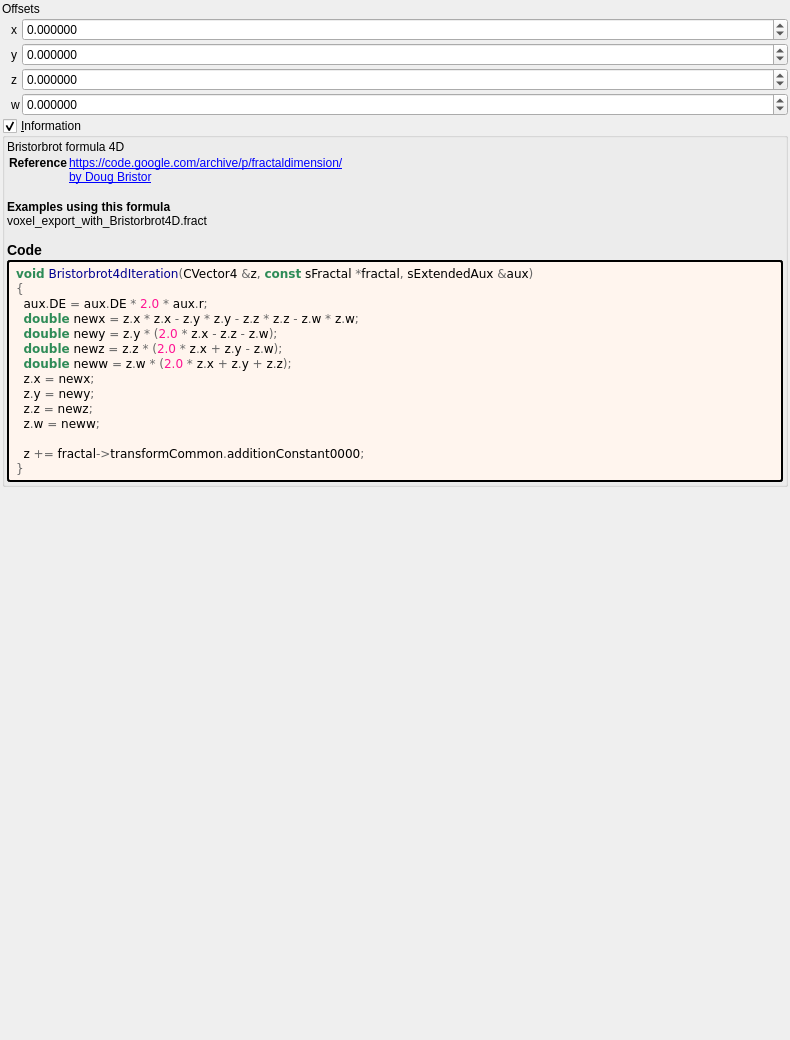
This is mandelbulber2/formula/ui/bristorbrot4d.ui in irinox-ctrl/mandelbulber2 as Qt 5 draws it before an edit. The edited form follows.
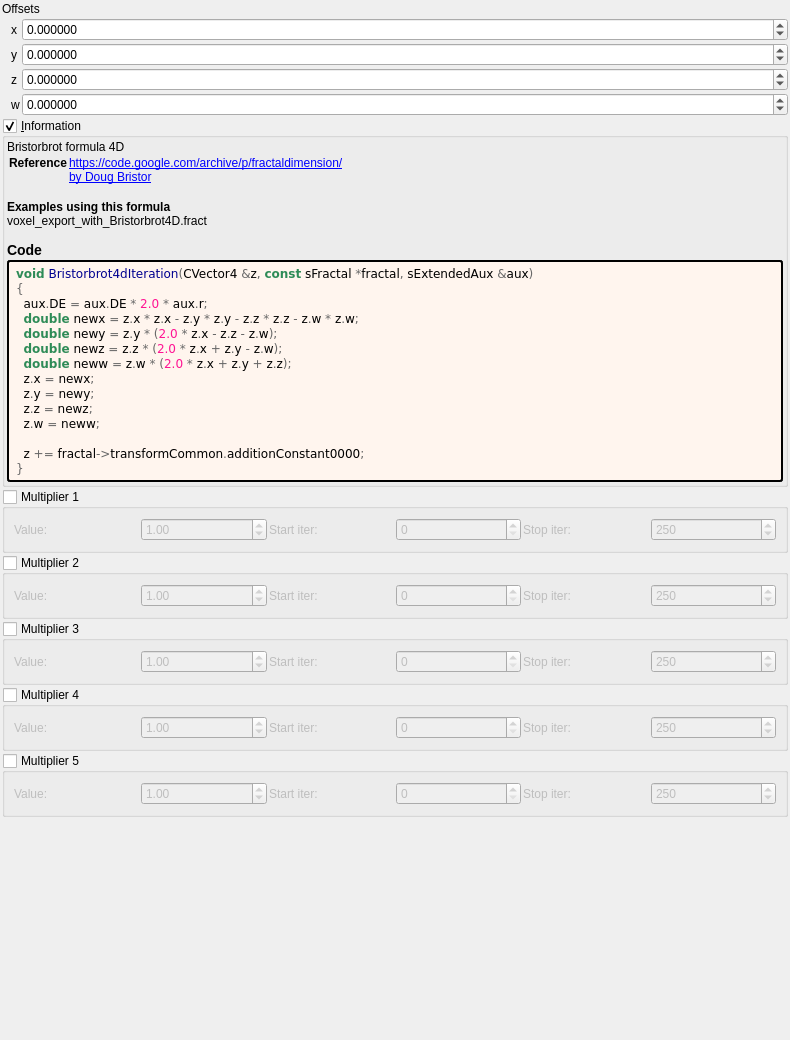
This is the edited form. Custom widgets are drawn as their Qt base class.

Commit message:
feat: add 5 general-purpose multipliers to all 1007 fractal formulas
Each multiplier has:
- Checkbox (OFF by default)
- Value spinbox (default 1.0, range -100 to 100)
- Iteration start/stop range

Logic: z *= value; DE *= |value|;

Uses existing transformCommon parameters:
- Checkboxes: functionEnabledBx/By/Bz/Bw/CzFalse
- Values: scale4/5/6/8/16
- Ranges: startIterationsB-F/stopIterationsB-F

Modified 1007 .cpp (CPU), 1006 .cl (GPU), 1023 .ui files.
Both source (formula/) and deploy (deploy/share/) copies updated.

What changed in the file:
```diff
--- a/mandelbulber2/formula/ui/bristorbrot4d.ui
+++ b/mandelbulber2/formula/ui/bristorbrot4d.ui
@@ -276,6 +276,192 @@
      </layout>
     </widget>
    </item>
+   <item>
+    <widget class="MyGroupBox" name="groupCheck_transf_function_enabledBx_false">
+     <property name="title"><string>Multiplier 1</string></property>
+     <property name="checkable"><bool>true</bool></property>
+     <property name="checked"><bool>false</bool></property>
+     <layout class="QGridLayout" name="gridLayout_mult1">
+      <property name="spacing"><number>2</number></property>
+      <item row="0" column="0">
+       <widget class="QLabel"><property name="text"><string>Value:</string></property></widget>
+      </item>
+      <item row="0" column="1">
+       <widget class="MyDoubleSpinBox" name="spinbox_transf_scale_4">
+        <property name="minimum"><double>-100.0</double></property><property name="maximum"><double>100.0</double></property>
+        <property name="singleStep"><double>0.01</double></property><property name="value"><double>1.0</double></property>
+       </widget>
+      </item>
+      <item row="0" column="2">
+       <widget class="QLabel"><property name="text"><string>Start iter:</string></property></widget>
+      </item>
+      <item row="0" column="3">
+       <widget class="MySpinBox" name="spinboxInt_transf_start_iterations_B">
+        <property name="minimum"><number>0</number></property><property name="maximum"><number>10000</number></property>
+        <property name="value"><number>0</number></property>
+       </widget>
+      </item>
+      <item row="0" column="4">
+       <widget class="QLabel"><property name="text"><string>Stop iter:</string></property></widget>
+      </item>
+      <item row="0" column="5">
+       <widget class="MySpinBox" name="spinboxInt_transf_stop_iterations_B">
+        <property name="minimum"><number>0</number></property><property name="maximum"><number>10000</number></property>
+        <property name="value"><number>250</number></property>
+       </widget>
+      </item>
+     </layout>
+    </widget>
+   </item>
+   <item>
+    <widget class="MyGroupBox" name="groupCheck_transf_function_enabledBy_false">
+     <property name="title"><string>Multiplier 2</string></property>
+     <property name="checkable"><bool>true</bool></property>
+     <property name="checked"><bool>false</bool></property>
+     <layout class="QGridLayout" name="gridLayout_mult2">
+      <property name="spacing"><number>2</number></property>
+      <item row="0" column="0">
+       <widget class="QLabel"><property name="text"><string>Value:</string></property></widget>
+      </item>
+      <item row="0" column="1">
+       <widget class="MyDoubleSpinBox" name="spinbox_transf_scale_5">
+        <property name="minimum"><double>-100.0</double></property><property name="maximum"><double>100.0</double></property>
+        <property name="singleStep"><double>0.01</double></property><property name="value"><double>1.0</double></property>
+       </widget>
+      </item>
+      <item row="0" column="2">
+       <widget class="QLabel"><property name="text"><string>Start iter:</string></property></widget>
+      </item>
+      <item row="0" column="3">
+       <widget class="MySpinBox" name="spinboxInt_transf_start_iterations_C">
+        <property name="minimum"><number>0</number></property><property name="maximum"><number>10000</number></property>
+        <property name="value"><number>0</number></property>
+       </widget>
+      </item>
+      <item row="0" column="4">
+       <widget class="QLabel"><property name="text"><string>Stop iter:</string></property></widget>
+      </item>
+      <item row="0" column="5">
+       <widget class="MySpinBox" name="spinboxInt_transf_stop_iterations_C">
+        <property name="minimum"><number>0</number></property><property name="maximum"><number>10000</number></property>
+        <property name="value"><number>250</number></property>
+       </widget>
+      </item>
+     </layout>
+    </widget>
+   </item>
+   <item>
+    <widget class="MyGroupBox" name="groupCheck_transf_function_enabledBz_false">
+     <property name="title"><string>Multiplier 3</string></property>
+     <property name="checkable"><bool>true</bool></property>
+     <property name="checked"><bool>false</bool></property>
+     <layout class="QGridLayout" name="gridLayout_mult3">
+      <property name="spacing"><number>2</number></property>
+      <item row="0" column="0">
+       <widget class="QLabel"><property name="text"><string>Value:</string></property></widget>
+      </item>
+      <item row="0" column="1">
+       <widget class="MyDoubleSpinBox" name="spinbox_transf_scale_6">
+        <property name="minimum"><double>-100.0</double></property><property name="maximum"><double>100.0</double></property>
+        <property name="singleStep"><double>0.01</double></property><property name="value"><double>1.0</double></property>
+       </widget>
+      </item>
+      <item row="0" column="2">
+       <widget class="QLabel"><property name="text"><string>Start iter:</string></property></widget>
+      </item>
+      <item row="0" column="3">
+       <widget class="MySpinBox" name="spinboxInt_transf_start_iterations_D">
+        <property name="minimum"><number>0</number></property><property name="maximum"><number>10000</number></property>
+        <property name="value"><number>0</number></property>
+       </widget>
+      </item>
+      <item row="0" column="4">
+       <widget class="QLabel"><property name="text"><string>Stop iter:</string></property></widget>
+      </item>
+      <item row="0" column="5">
+       <widget class="MySpinBox" name="spinboxInt_transf_stop_iterations_D">
+        <property name="minimum"><number>0</number></property><property name="maximum"><number>10000</number></property>
+        <property name="value"><number>250</number></property>
+       </widget>
+      </item>
+     </layout>
+    </widget>
+   </item>
+   <item>
+    <widget class="MyGroupBox" name="groupCheck_transf_function_enabledBw_false">
+     <property name="title"><string>Multiplier 4</string></property>
+     <property name="checkable"><bool>true</bool></property>
+     <property name="checked"><bool>false</bool></property>
+     <layout class="QGridLayout" name="gridLayout_mult4">
+      <property name="spacing"><number>2</number></property>
+      <item row="0" column="0">
+       <widget class="QLabel"><property name="text"><string>Value:</string></property></widget>
+      </item>
+      <item row="0" column="1">
+       <widget class="MyDoubleSpinBox" name="spinbox_transf_scale_8">
+        <property name="minimum"><double>-100.0</double></property><property name="maximum"><double>100.0</double></property>
+        <property name="singleStep"><double>0.01</double></property><property name="value"><double>1.0</double></property>
+       </widget>
+      </item>
+      <item row="0" column="2">
+       <widget class="QLabel"><property name="text"><string>Start iter:</string></property></widget>
+      </item>
+      <item row="0" column="3">
+       <widget class="MySpinBox" name="spinboxInt_transf_start_iterations_E">
+        <property name="minimum"><number>0</number></property><property name="maximum"><number>10000</number></property>
+        <property name="value"><number>0</number></property>
+       </widget>
+      </item>
+      <item row="0" column="4">
+       <widget class="QLabel"><property name="text"><string>Stop iter:</string></property></widget>
+      </item>
+      <item row="0" column="5">
+       <widget class="MySpinBox" name="spinboxInt_transf_stop_iterations_E">
+        <property name="minimum"><number>0</number></property><property name="maximum"><number>10000</number></property>
+        <property name="value"><number>250</number></property>
+       </widget>
+      </item>
+     </layout>
+    </widget>
+   </item>
+   <item>
+    <widget class="MyGroupBox" name="groupCheck_transf_function_enabledCz_false">
+     <property name="title"><string>Multiplier 5</string></property>
+     <property name="checkable"><bool>true</bool></property>
+     <property name="checked"><bool>false</bool></property>
+     <layout class="QGridLayout" name="gridLayout_mult5">
+      <property name="spacing"><number>2</number></property>
+      <item row="0" column="0">
+       <widget class="QLabel"><property name="text"><string>Value:</string></property></widget>
+      </item>
+      <item row="0" column="1">
+       <widget class="MyDoubleSpinBox" name="spinbox_transf_scale_16">
+        <property name="minimum"><double>-100.0</double></property><property name="maximum"><double>100.0</double></property>
+        <property name="singleStep"><double>0.01</double></property><property name="value"><double>1.0</double></property>
+       </widget>
+      </item>
+      <item row="0" column="2">
+       <widget class="QLabel"><property name="text"><string>Start iter:</string></property></widget>
+      </item>
+      <item row="0" column="3">
+       <widget class="MySpinBox" name="spinboxInt_transf_start_iterations_F">
+        <property name="minimum"><number>0</number></property><property name="maximum"><number>10000</number></property>
+        <property name="value"><number>0</number></property>
+       </widget>
+      </item>
+      <item row="0" column="4">
+       <widget class="QLabel"><property name="text"><string>Stop iter:</string></property></widget>
+      </item>
+      <item row="0" column="5">
+       <widget class="MySpinBox" name="spinboxInt_transf_stop_iterations_F">
+        <property name="minimum"><number>0</number></property><property name="maximum"><number>10000</number></property>
+        <property name="value"><number>250</number></property>
+       </widget>
+      </item>
+     </layout>
+    </widget>
+   </item>
+
    <item>
     <spacer name="verticalSpacer">
      <property name="orientation">
@@ -303,6 +489,11 @@
    <header>my_group_box.h</header>
    <container>1</container>
   </customwidget>
+   <customwidget>
+   <class>MySpinBox</class>
+   <extends>QSpinBox</extends>
+   <header>my_spin_box.h</header>
+  </customwidget>
  </customwidgets>
  <tabstops>
   <tabstop>spinbox4_transf_addition_constant_0000_x</tabstop>
```
The commit also changes 3972 other files.
